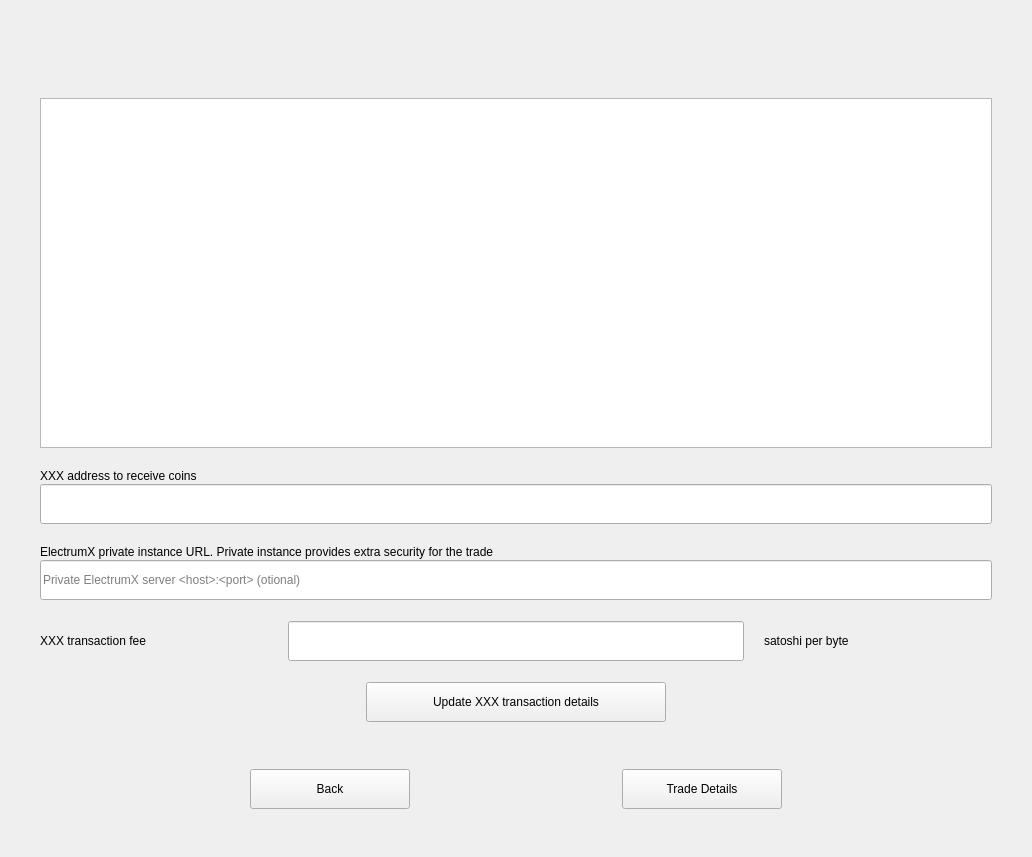
Before: the Qt Designer form windows_desktop/s_editswap_w.ui in 0xkobe/mwc-wallet, drawn with Qt 5.
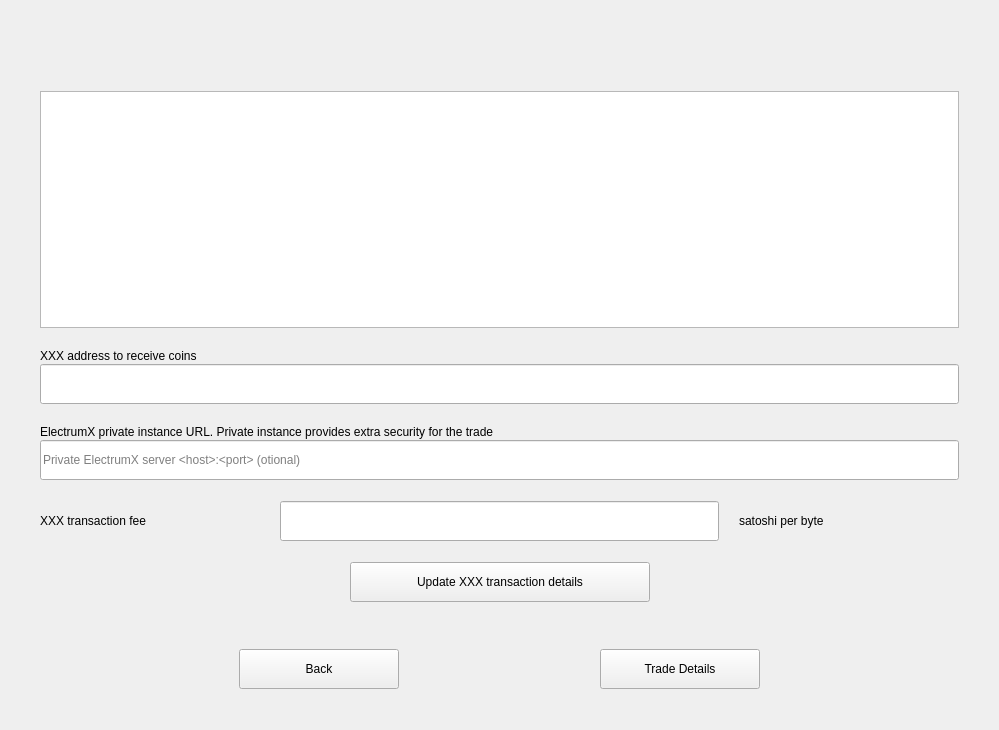
After: the same form once the commit is applied. Custom widgets are drawn as their Qt base class.

Diff of the .ui file:
```diff
--- a/windows_desktop/s_editswap_w.ui
+++ b/windows_desktop/s_editswap_w.ui
@@ -6,8 +6,8 @@
    <rect>
     <x>0</x>
     <y>0</y>
-    <width>1032</width>
-    <height>857</height>
+    <width>999</width>
+    <height>730</height>
    </rect>
   </property>
   <property name="windowTitle">
```
